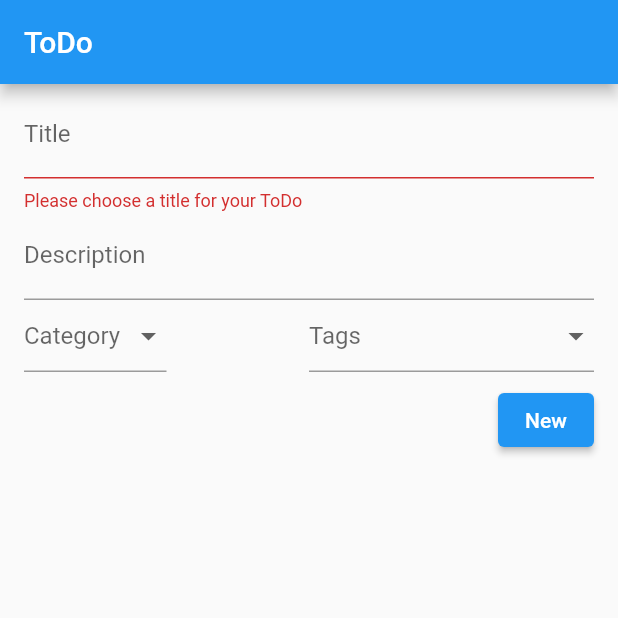
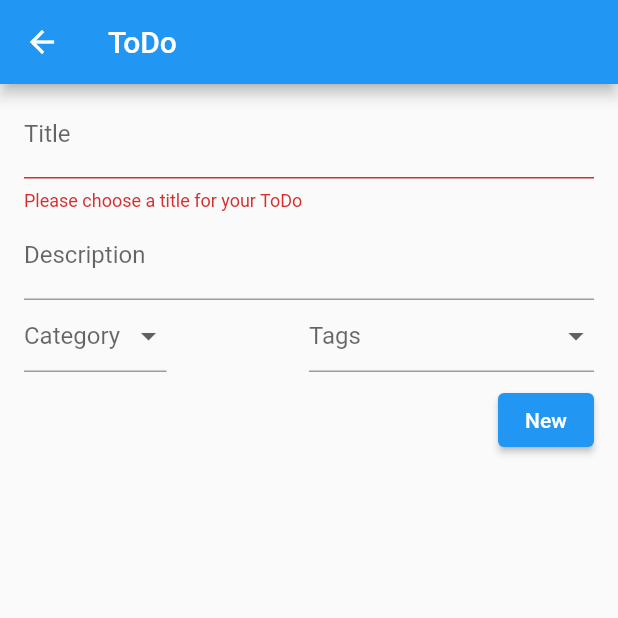
Before and after one commit to felipe-goes/todo_app, a Flutter app: the ToDoFormPage screen opened directly, after a tap on "New", on a phone screen of 412 x 824 dp, the top half of it. Run offline on Flutter 3.47's test engine with Material 2 defaults, Android fonts, the phone set to English and light mode, and no system bars.

Commit message:
<feat> Added navigation to both pages.

```diff
--- a/lib/components/category_items.dart
+++ b/lib/components/category_items.dart
@@ -1,30 +1,37 @@
 import 'package:flutter/material.dart';
 
 import 'package:todo_app/models/categories.dart';
+import 'package:todo_app/models/drop_down_selected.dart';
 import 'package:todo_app/models/form_labels.dart';
 
 class CategoryItems extends StatefulWidget {
+  final DropDownSelected _dropDownSelected;
+
+  CategoryItems(this._dropDownSelected);
+
   @override
-  _CategoryItemsState createState() => _CategoryItemsState();
+  _CategoryItemsState createState() => _CategoryItemsState(_dropDownSelected);
 }
 
 class _CategoryItemsState extends State<CategoryItems> {
+  final DropDownSelected _dropDownSelected;
+
+  _CategoryItemsState(this._dropDownSelected);
+
   @override
   Widget build(BuildContext context) {
-    String? _selected;
-
     return Expanded(
       flex: 1,
       child: DropdownButtonFormField(
         onChanged: (dynamic newValue) {
           setState(() {
             newValue != null
-                ? _selected = newValue.toString()
-                : _selected = _selected;
+                ? _dropDownSelected.category = newValue.toString()
+                : _dropDownSelected.category = _dropDownSelected.category;
           });
         },
         items: createDropDownItems(),
-        value: _selected,
+        value: _dropDownSelected.category,
         hint: Text(FormLabels.category),
       ),
     );
--- a/lib/components/tag_items.dart
+++ b/lib/components/tag_items.dart
@@ -1,15 +1,22 @@
 import 'package:flutter/material.dart';
+
+import 'package:todo_app/models/drop_down_selected.dart';
 import 'package:todo_app/models/form_labels.dart';
-
 import 'package:todo_app/models/tags.dart';
 
 class TagItems extends StatefulWidget {
+  final DropDownSelected _dropDownSelected;
+
+  TagItems(this._dropDownSelected);
+
   @override
-  _TagItemsState createState() => _TagItemsState();
+  _TagItemsState createState() => _TagItemsState(_dropDownSelected);
 }
 
 class _TagItemsState extends State<TagItems> {
-  String? _selected;
+  final DropDownSelected _dropDownSelected;
+
+  _TagItemsState(this._dropDownSelected);
 
   @override
   Widget build(BuildContext context) {
@@ -18,15 +25,13 @@ class _TagItemsState extends State<TagItems> {
       child: DropdownButtonFormField(
         onChanged: (dynamic newValue) {
           setState(() {
-            debugPrint("newValue: $newValue, _selected: $_selected");
             newValue != null
-                ? _selected = newValue.toString()
-                : _selected = _selected;
-            debugPrint("newValue: $newValue, _selected: $_selected");
+                ? _dropDownSelected.tag = newValue.toString()
+                : _dropDownSelected.tag = _dropDownSelected.tag;
           });
         },
         items: createDropDownItems(),
-        value: _selected,
+        value: _dropDownSelected.tag,
         hint: Text(FormLabels.tags),
       ),
     );
--- a/lib/main.dart
+++ b/lib/main.dart
@@ -14,7 +14,7 @@ class ToDoApp extends StatelessWidget {
       theme: ThemeData(
         primarySwatch: Colors.blue,
       ),
-      home: ToDoFormPage(),
+      home: ToDoListPage(),
     );
   }
 }
--- a/lib/models/categories.dart
+++ b/lib/models/categories.dart
@@ -8,13 +8,15 @@ class Categories {
   static const black = "Black";
   static const white = "White";
   static const purple = "Purple";
+  //static const none = "None";
 
   static List toList() {
     return [red, blue, green, yellow, black, white, purple];
   }
 
   static Color? mapColor(String category) {
-    final colors = const <String, Color>{
+    final colors = const <String, Color?>{
+      //Categories.none: null,
       Categories.red: Colors.red,
       Categories.blue: Colors.blue,
       Categories.green: Colors.green,
--- /dev/null
+++ b/lib/models/drop_down_selected.dart
@@ -0,0 +1,6 @@
+class DropDownSelected {
+  String? category;
+  String? tag;
+
+  DropDownSelected({this.category, this.tag});
+}
--- a/lib/models/tags.dart
+++ b/lib/models/tags.dart
@@ -4,13 +4,15 @@ class Tags {
   static const chill = "Chill";
   static const warning = "Warning";
   static const urgent = "Urgent";
+  //static const none = "None";
 
   static List toList() {
     return [chill, warning, urgent];
   }
 
   static Color? mapColor(String tag) {
-    final colors = const <String, Color>{
+    final colors = const <String, Color?>{
+      //Tags.none: null,
       Tags.chill: Colors.green,
       Tags.warning: Colors.yellow,
       Tags.urgent: Colors.red
--- a/lib/screens/form.dart
+++ b/lib/screens/form.dart
@@ -3,9 +3,11 @@ import 'package:flutter/material.dart';
 import 'package:todo_app/components/category_items.dart';
 import 'package:todo_app/components/tag_items.dart';
 
+import 'package:todo_app/models/categories.dart';
+import 'package:todo_app/models/tags.dart';
+import 'package:todo_app/models/drop_down_selected.dart';
 import 'package:todo_app/models/form_labels.dart';
-
-//import 'package:todo_app/models/categories.dart';
+import 'package:todo_app/models/todo.dart';
 
 const WARNING_MESSAGE = "Please choose a title for your ToDo";
 
@@ -16,6 +18,10 @@ class ToDoFormPage extends StatefulWidget {
 
 class _ToDoFormPageState extends State<ToDoFormPage> {
   final _formKey = GlobalKey<FormState>();
+
+  final _titleController = TextEditingController();
+  final _descriptionController = TextEditingController();
+  final DropDownSelected _dropDownSelected = DropDownSelected();
 
   @override
   Widget build(BuildContext context) {
@@ -31,6 +37,7 @@ class _ToDoFormPageState extends State<ToDoFormPage> {
             child: Column(
               children: <Widget>[
                 TextFormField(
+                  controller: _titleController,
                   validator: (value) {
                     if (value != null) {
                       if (value.isEmpty) {
@@ -41,17 +48,18 @@ class _ToDoFormPageState extends State<ToDoFormPage> {
                   decoration: InputDecoration(labelText: FormLabels.title),
                 ),
                 TextFormField(
+                  controller: _descriptionController,
                   decoration:
                       InputDecoration(labelText: FormLabels.description),
                 ),
                 Row(
                   children: <Widget>[
-                    CategoryItems(),
+                    CategoryItems(_dropDownSelected),
                     Expanded(
                       flex: 1,
                       child: Text(""),
                     ),
-                    TagItems(),
+                    TagItems(_dropDownSelected),
                   ],
                 ),
                 Padding(
@@ -63,7 +71,13 @@ class _ToDoFormPageState extends State<ToDoFormPage> {
                         onPressed: () {
                           if (_formKey.currentState != null) {
                             if (_formKey.currentState!.validate()) {
-                              debugPrint("Valido");
+                              ToDo _toDo = ToDo(
+                                title: _titleController.text,
+                                description: _descriptionController.text,
+                                category: _dropDownSelected.category,
+                                tag: _dropDownSelected.tag,
+                              );
+                              Navigator.pop(context, _toDo);
                             }
                           }
                         },
```
Also changed, not shown: lib/screens/list.dart (+18 -14 lines).
